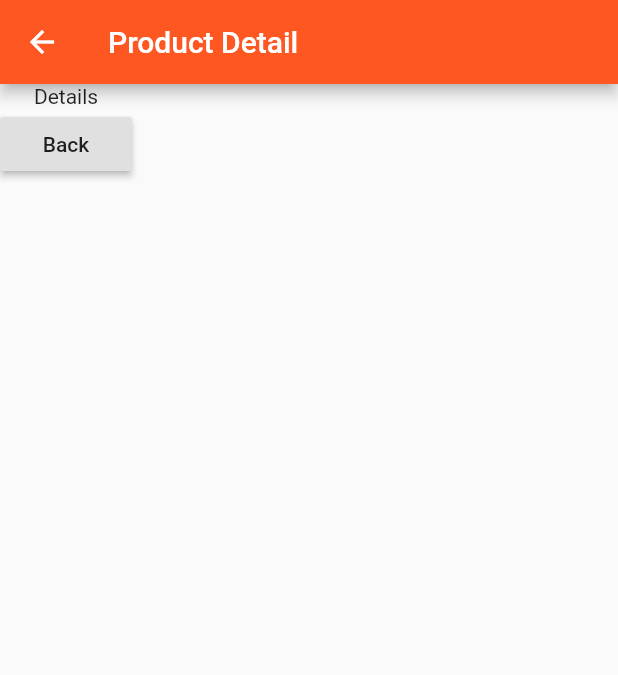
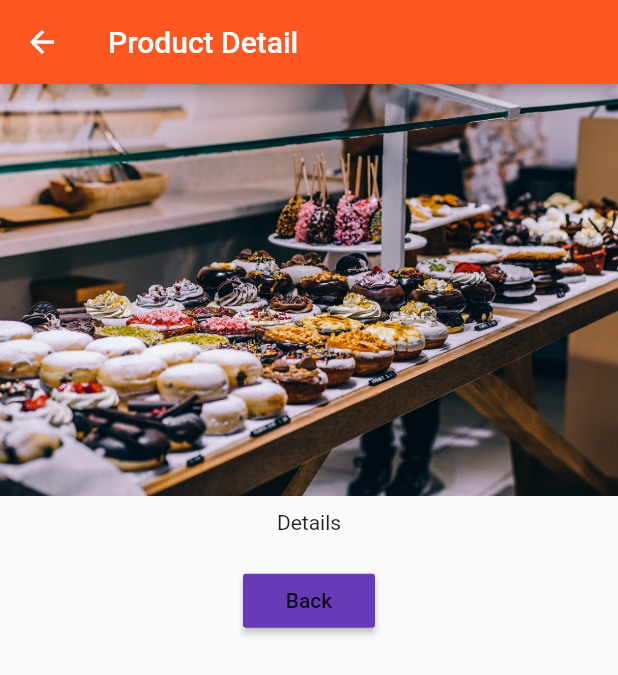
Before and after one commit to HeresJohnny5/flutterEasyList, a Flutter app: the ProductPage screen opened directly, on a phone screen of 412 x 824 dp. Shown: the top 675 px of the screen. Run offline on Flutter 3.47's test engine with Material 2 defaults, Android fonts, the phone set to English and light mode, and no system bars.

Commit message:
Add static image onto the ProductPage Widget.

```diff
--- a/lib/pages/product.dart
+++ b/lib/pages/product.dart
@@ -8,13 +8,22 @@ class ProductPage extends StatelessWidget {
           title: Text('Product Detail'),
         ),
         body: Column(
+            crossAxisAlignment: CrossAxisAlignment.center,
             children: <Widget>[
-            Text('Details'),
-            RaisedButton(
+              Image.asset('assets/food.jpg'),
+              Container(
+                padding: EdgeInsets.all(10.0),
+                child: Text('Details'),
+              ),
+              Container(
+                padding: EdgeInsets.all(10.0),
+                child: RaisedButton(
                   child: Text('Back'),
+                  color: Theme.of(context).accentColor,
                   onPressed: () {
                     return Navigator.pop(context);
                   },
+                )
               ),
             ],
           ),
```
Lines whose indentation alone changed are shown as unchanged.
